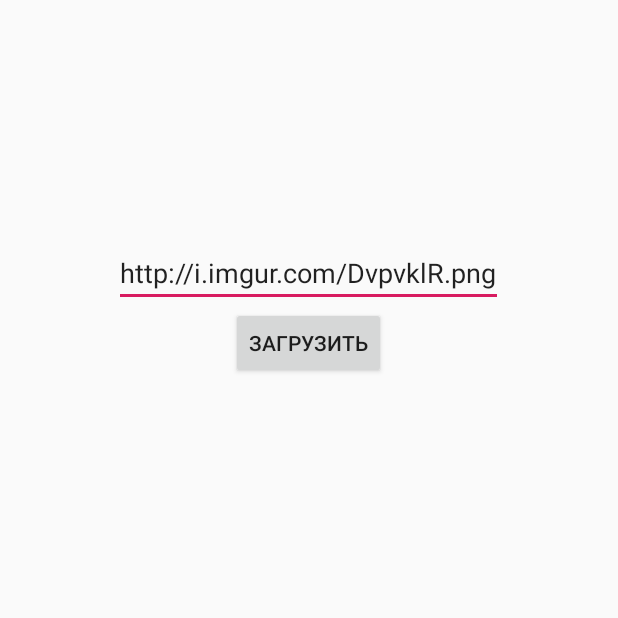
After one commit to mixonko/HomeWork, an Android app: the Dz3Activity screen opened directly, with no data from a screen before it, on a phone screen of 412 x 824 dp, the top half of it. The commit adds this screen. Run offline under Robolectric (Android 15) with nearby library versions, the phone set to English and light mode, and no system bars; our stand-ins replace Picasso.

Commit message:
dz3 округление

```diff
--- a/app/build.gradle
+++ b/app/build.gradle
@@ -24,4 +24,5 @@
     testImplementation 'junit:junit:4.12'
     androidTestImplementation 'com.android.support.test:runner:1.0.2'
     androidTestImplementation 'com.android.support.test.espresso:espresso-core:3.0.2'
+    implementation 'com.squareup.picasso:picasso:2.71828'
 }
--- a/app/src/main/AndroidManifest.xml
+++ b/app/src/main/AndroidManifest.xml
@@ -1,6 +1,6 @@
 <manifest xmlns:android="http://schemas.android.com/apk/res/android"
     package="test.com.homework">
-
+    <uses-permission android:name="android.permission.INTERNET"/>
     <application
         android:allowBackup="true"
         android:icon="@mipmap/ic_launcher"
@@ -16,5 +16,6 @@
         </activity>
         <activity android:name="dz1.Dz1Activity"/>
         <activity android:name="dz2.Dz2Activity"/>
+        <activity android:name="dz3.Dz3Activity"/>
     </application>
 </manifest>
--- /dev/null
+++ b/app/src/main/java/dz3/Dz3Activity.java
@@ -0,0 +1,49 @@
+package dz3;
+
+import android.app.Activity;
+import android.os.Bundle;
+import android.view.View;
+import android.widget.Button;
+import android.widget.EditText;
+import android.widget.ImageView;
+import android.widget.ProgressBar;
+
+import com.squareup.picasso.Picasso;
+import com.squareup.picasso.Transformation;
+
+import test.com.homework.R;
+
+public class Dz3Activity extends Activity {
+    ImageView imageView;
+    Button button;
+    EditText editText;
+    ProgressBar progressBar;
+
+    @Override
+    protected void onCreate(Bundle savedInstanceState) {
+        super.onCreate(savedInstanceState);
+        setContentView(R.layout.dz3);
+
+        imageView = (ImageView) findViewById(R.id.imageView);
+        button = (Button) findViewById(R.id.button);
+        editText = (EditText) findViewById(R.id.editText);
+        progressBar = (ProgressBar) findViewById(R.id.progressBar);
+
+        button.setOnClickListener(new View.OnClickListener() {
+            @Override
+            public void onClick(View view) {
+                Picasso.get()
+                        .load(editText.getText().toString())
+                        .resize(500, 500)
+                        .centerCrop()
+                        .transform(new CircularTransformation(0))
+                        .into(imageView);
+
+            }
+        });
+
+
+    }
+
+
+}
--- a/app/src/main/res/layout/change_dz.xml
+++ b/app/src/main/res/layout/change_dz.xml
@@ -16,4 +16,10 @@
         android:layout_width="wrap_content"
         android:layout_height="wrap_content"
         android:text="@string/dz2_text_dz2" />
+
+    <Button
+        android:id="@+id/dz3"
+        android:layout_width="wrap_content"
+        android:layout_height="wrap_content"
+        android:text="@string/dz2_text_dz3" />
 </LinearLayout>
--- /dev/null
+++ b/app/src/main/res/layout/dz3.xml
@@ -0,0 +1,58 @@
+<?xml version="1.0" encoding="utf-8"?>
+<LinearLayout xmlns:android="http://schemas.android.com/apk/res/android"
+    android:layout_width="match_parent"
+    android:layout_height="match_parent"
+    android:layout_gravity="center"
+    android:orientation="vertical">
+
+    <LinearLayout
+        android:layout_width="match_parent"
+        android:layout_height="0dp"
+        android:layout_weight="1"
+        android:gravity="center"
+        android:orientation="vertical">
+
+        <EditText
+            android:id="@+id/editText"
+            android:layout_width="wrap_content"
+            android:layout_height="wrap_content"
+            android:hint="@string/dz3_text_link"
+            android:text="http://i.imgur.com/DvpvklR.png" />
+
+        <Button
+            android:id="@+id/button"
+            android:layout_width="wrap_content"
+            android:layout_height="wrap_content"
+            android:text="@string/dz3_button_download" />
+
+    </LinearLayout>
+
+    <LinearLayout
+        android:layout_width="match_parent"
+        android:layout_height="0dp"
+        android:layout_weight="1"
+        android:gravity="center">
+
+
+
+        <FrameLayout
+            android:layout_width="wrap_content"
+            android:layout_height="match_parent">
+
+            <ImageView
+                android:id="@+id/imageView"
+                android:layout_width="wrap_content"
+                android:layout_height="wrap_content" />
+
+            <ProgressBar
+                android:id="@+id/progressBar"
+                style="?android:attr/progressBarStyle"
+                android:layout_width="wrap_content"
+                android:layout_height="wrap_content"
+                android:visibility="invisible"/>
+        </FrameLayout>
+
+    </LinearLayout>
+
+
+</LinearLayout>
--- a/app/src/main/res/values/strings.xml
+++ b/app/src/main/res/values/strings.xml
@@ -5,4 +5,7 @@
     <string name="dz1_change">Поменять</string>
     <string name="dz2_text_dz1">dz1</string>
     <string name="dz2_text_dz2">dz2</string>
+    <string name="dz2_text_dz3">dz3</string>
+    <string name="dz3_button_download">Загрузить</string>
+    <string name="dz3_text_link">Введите ссылку</string>
 </resources>
```
Also changed, not shown: app/src/main/java/dz2/ChangeDzActivity.java (+7 -1 lines), app/src/main/java/dz3/CircularTransformation.java (added, +60 -0 lines).
